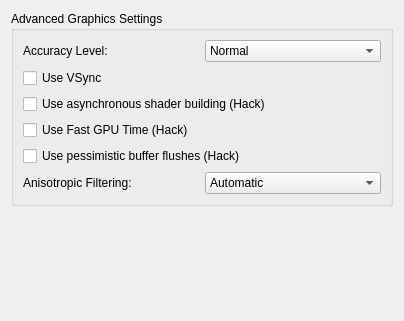
This is src/yuzu/configuration/configure_graphics_advanced.ui in yuzu-emu-mirror/yuzu as Qt 5 draws it before an edit. The edited form follows.
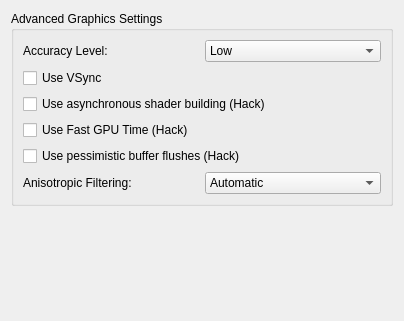
This is the edited form.

Commit message: Rename Normal GPU accuracy to Low

Diff of the .ui file:
```diff
--- a/src/yuzu/configuration/configure_graphics_advanced.ui
+++ b/src/yuzu/configuration/configure_graphics_advanced.ui
@@ -51,7 +51,7 @@
             <widget class="QComboBox" name="gpu_accuracy">
              <item>
               <property name="text">
-               <string notr="true">Normal</string>
+               <string notr="true">Low</string>
               </property>
              </item>
              <item>
```
